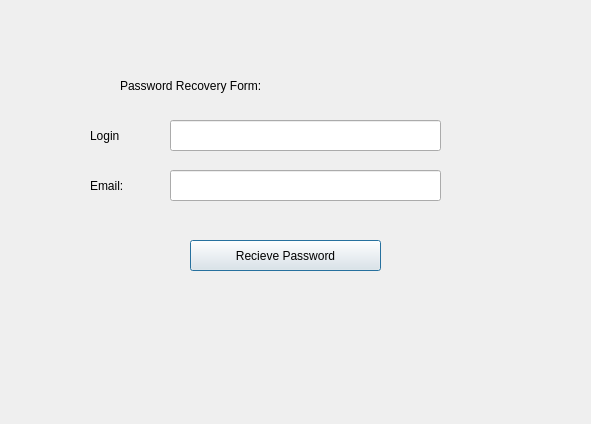
Above: forgotpassword.ui from HyperDarkmoon/TVEmpire before the change. Below: the same form after it.
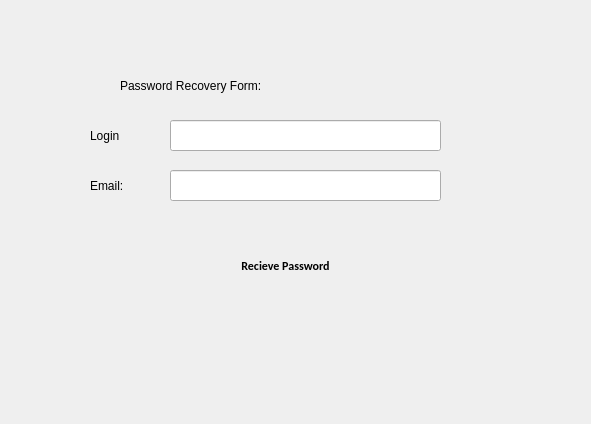
That is the form after the change.

```diff
--- a/forgotpassword.ui
+++ b/forgotpassword.ui
@@ -78,9 +78,41 @@
      <x>190</x>
      <y>240</y>
      <width>191</width>
-     <height>31</height>
+     <height>51</height>
     </rect>
    </property>
+   <property name="styleSheet">
+    <string notr="true">QPushButton {
+    background-color: transparent; 
+    color: black;
+
+    border-radius: 10px;
+    padding: 10px 20px;
+    font-weight: bold;
+    font-family: Calibri, sans-serif;
+}
+
+/* Hover effect */
+QPushButton:hover {
+  
+    border: 3px solid #141E46;
+    color: black;
+}
+
+/* Pressed effect */
+QPushButton:pressed {
+    background-color: #141E46;
+    border: 2px solid #141E46;
+    padding: 9px 19px;
+    color: white;
+}
+
+/* Checked effect */
+QPushButton:checked {
+    background-color: #64a1c2; /* Your desired color */
+    border: none; /* Remove the border if needed */
+}</string>
+   </property>
    <property name="text">
     <string>Recieve Password</string>
    </property>
```
